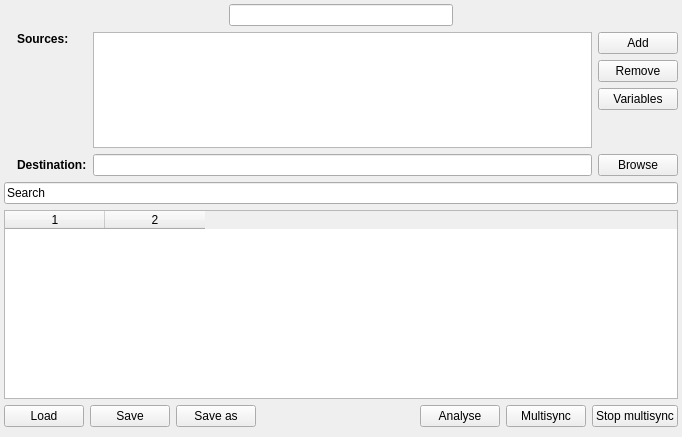
henrik-w/Synkron, file multisync_page.ui: the form before one commit.
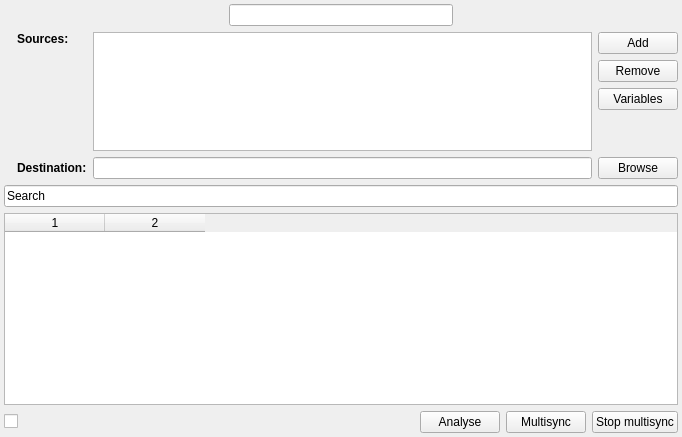
The form after the commit. Icons and pictures are not drawn. Custom widgets are drawn as their Qt base class.

What changed in the file:
```diff
--- a/multisync_page.ui
+++ b/multisync_page.ui
@@ -242,7 +242,7 @@
        </item>
        <item>
         <layout class="QGridLayout" >
-         <item row="0" column="3" >
+         <item row="0" column="1" >
           <spacer>
            <property name="orientation" >
             <enum>Qt::Horizontal</enum>
@@ -255,7 +255,7 @@
            </property>
           </spacer>
          </item>
-         <item row="0" column="5" >
+         <item row="0" column="3" >
           <widget class="QPushButton" name="sync_multi" >
            <property name="statusTip" >
             <string>Start multisync</string>
@@ -269,59 +269,17 @@
            </property>
           </widget>
          </item>
-         <item row="0" column="0" >
-          <widget class="QPushButton" name="load_multi" >
-           <property name="statusTip" >
-            <string>Load a multisync</string>
-           </property>
-           <property name="text" >
-            <string>Load</string>
-           </property>
-           <property name="icon" >
-            <iconset resource="resources.qrc" >
-             <normaloff>:/new/prefix1/images/open.png</normaloff>:/new/prefix1/images/open.png</iconset>
-           </property>
-          </widget>
-         </item>
-         <item row="0" column="1" >
-          <widget class="QPushButton" name="save_multi" >
-           <property name="statusTip" >
-            <string>Save the current multisync</string>
-           </property>
-           <property name="text" >
-            <string>Save</string>
-           </property>
-           <property name="icon" >
-            <iconset resource="resources.qrc" >
-             <normaloff>:/new/prefix1/images/save.png</normaloff>:/new/prefix1/images/save.png</iconset>
-           </property>
-          </widget>
-         </item>
-         <item row="0" column="2" >
-          <widget class="QPushButton" name="saveas_multi" >
-           <property name="statusTip" >
-            <string>Save the current multisync</string>
-           </property>
-           <property name="text" >
-            <string>Save as</string>
-           </property>
-           <property name="icon" >
-            <iconset resource="resources.qrc" >
-             <normaloff>:/new/prefix1/images/save-as.png</normaloff>:/new/prefix1/images/save-as.png</iconset>
-           </property>
-          </widget>
-         </item>
-         <item row="0" column="6" >
-          <widget class="QPushButton" name="stop_sync_btn" >
-           <property name="statusTip" >
-            <string>Stop multisync</string>
-           </property>
-           <property name="text" >
-            <string>Stop multisync</string>
-           </property>
-          </widget>
-         </item>
          <item row="0" column="4" >
+          <widget class="QPushButton" name="stop_sync_btn" >
+           <property name="statusTip" >
+            <string>Stop multisync</string>
+           </property>
+           <property name="text" >
+            <string>Stop multisync</string>
+           </property>
+          </widget>
+         </item>
+         <item row="0" column="2" >
           <widget class="QPushButton" name="go_to_analyse" >
            <property name="text" >
             <string>Analyse</string>
@@ -332,10 +290,13 @@
            </property>
           </widget>
          </item>
+         <item row="0" column="0" >
+          <widget class="QCheckBox" name="chb_advanced" />
+         </item>
         </layout>
        </item>
        <item>
-        <widget class="MTAdvancedGroupBox" native="1" name="advanced" />
+        <layout class="QVBoxLayout" name="advanced_layout" />
        </item>
       </layout>
      </widget>
@@ -349,12 +310,6 @@
    <extends>QLineEdit</extends>
    <header>extendedlineedit.h</header>
   </customwidget>
-  <customwidget>
-   <class>MTAdvancedGroupBox</class>
-   <extends>QWidget</extends>
-   <header>mtadvancedgroupbox.h</header>
-   <container>1</container>
-  </customwidget>
   <customwidget>
    <class>ExtendedTreeWidget</class>
    <extends>QTreeWidget</extends>
```
